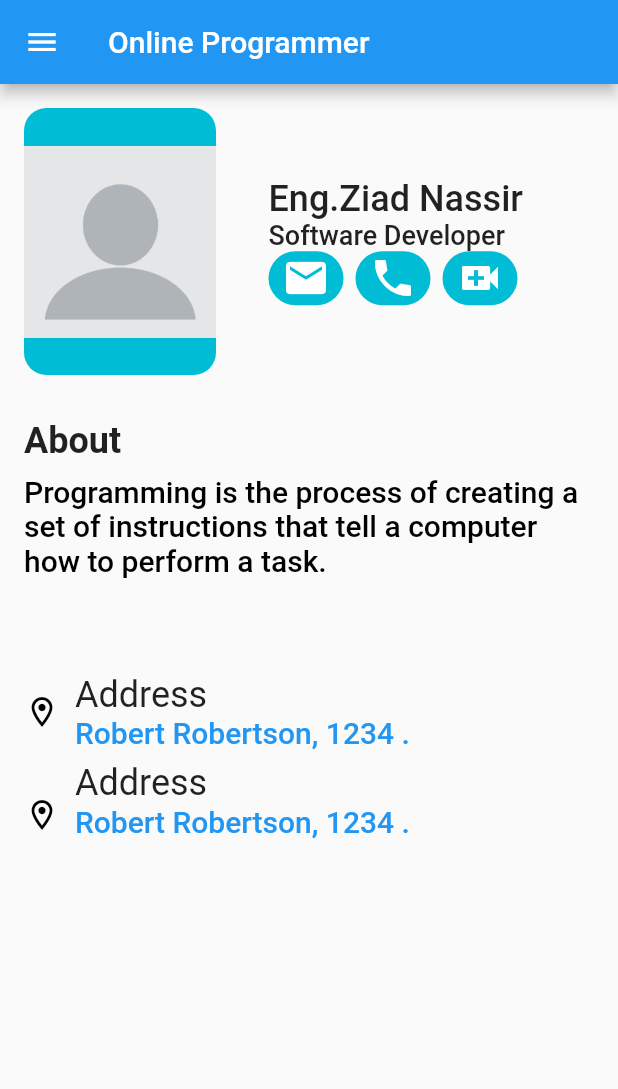
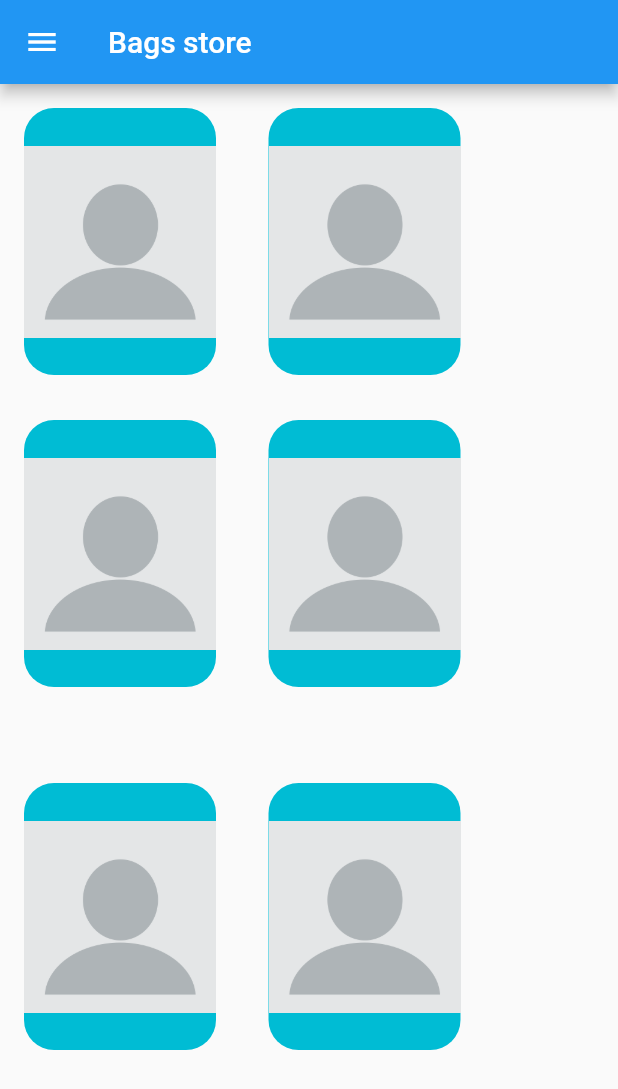
Before and after one commit to Znassir/map1, a Flutter app: the HomeScreen screen opened directly, on a phone screen of 412 x 824 dp. Shown: the top 1089 px of the screen. Run offline on Flutter 3.47's test engine with Material 2 defaults, Android fonts, the phone set to English and light mode, and no system bars.

Commit message:
main front page

```diff
--- a/lib/main.dart
+++ b/lib/main.dart
@@ -39,7 +39,7 @@ class HomeScreen extends StatelessWidget {
   Widget build(BuildContext context) {
     return Scaffold(
       appBar: AppBar(
-        title: const Text('Online Programmer'),
+        title: const Text('Bags store'),
       ),
       drawer: Drawer(
         child: Column(
@@ -102,7 +102,7 @@ class HomeScreen extends StatelessWidget {
                   height: 450,
                 ),
                 ListTile(
-                    title: const Text("log out"),
+                    title: const Text("logout"),
                     leading: const Icon(Icons.logout_rounded),
                     onTap: () {
                       Navigator.push(
@@ -115,6 +115,9 @@ class HomeScreen extends StatelessWidget {
           ],
         ),
       ),
+
+      //Our page
+
       body: SafeArea(
         child: Padding(
           padding: const EdgeInsets.all(16),
@@ -128,7 +131,47 @@ class HomeScreen extends StatelessWidget {
                     width: 128,
                     decoration: BoxDecoration(
                         color: Colors.cyan,
-                        borderRadius: BorderRadius.circular(15)),
+                        borderRadius: BorderRadius.circular(20)),
+                    child: const Image(
+                      image: AssetImage("Asset/img/blank.webp"),
+                      fit: BoxFit.contain,
+                    ),
+                  ),
+
+                  const SizedBox(
+                    width: 35,
+                    height: 35,
+                  ),
+                  Column(
+                    crossAxisAlignment: CrossAxisAlignment.center,
+                    children: [
+                      Container(
+                        height: 178,
+                        width: 128,
+                        decoration: BoxDecoration(
+                            color: Colors.cyan,
+                            borderRadius: BorderRadius.circular(20)),
+                        child: const Image(
+                          image: AssetImage("Asset/img/blank.webp"),
+                          fit: BoxFit.contain,
+                        ),
+                      ),
+                    ],
+                  ),
+
+                ],
+              ),
+              const SizedBox(
+                height: 30,
+              ),
+              Row(
+                children: [
+                  Container(
+                    height: 178,
+                    width: 128,
+                    decoration: BoxDecoration(
+                        color: Colors.cyan,
+                        borderRadius: BorderRadius.circular(20)),
                     child: const Image(
                       image: AssetImage("Asset/img/blank.webp"),
                       fit: BoxFit.contain,
@@ -136,57 +179,26 @@ class HomeScreen extends StatelessWidget {
                   ),
                   const SizedBox(
                     width: 35,
+                    height: 35,
                   ),
                   Column(
-                    crossAxisAlignment: CrossAxisAlignment.start,
+                    crossAxisAlignment: CrossAxisAlignment.center,
                     children: [
-                      const Text(
-                        "Eng.Ziad Nassir",
-                        style: TextStyle(
-                            fontSize: 24, fontWeight: FontWeight.w500),
+                      Container(
+                        height: 178,
+                        width: 128,
+                        decoration: BoxDecoration(
+                            color: Colors.cyan,
+                            borderRadius: BorderRadius.circular(20)),
+                        child: const Image(
+                          image: AssetImage("Asset/img/blank.webp"),
+                          fit: BoxFit.contain,
+                        ),
                       ),
-                      const Text(
-                        "Software Developer",
-                        style: TextStyle(
-                            fontWeight: FontWeight.w500,
-                            fontSize: 18,
-                            color: Colors.black87),
-                      ),
-                      Row(
-                        children: const [
-                          CustomIconStyle(
-                            icon: Icons.mail,
-                          ),
-                          SizedBox(width: 8),
-                          CustomIconStyle(
-                            icon: Icons.phone,
-                          ),
-                          SizedBox(width: 8),
-                          CustomIconStyle(
-                            icon: Icons.video_call,
-                          ),
-                        ],
-                      )
                     ],
                   ),
+
                 ],
-              ),
-              const SizedBox(
-                height: 30,
-              ),
-              const Text(
-                "About",
-                style: TextStyle(fontSize: 24, fontWeight: FontWeight.w600),
-              ),
-              const SizedBox(
-                height: 8,
-              ),
-              const Text(
-                "Programming is the process of creating a set of instructions that tell a computer how to perform a task.",
-                style: TextStyle(
-                    fontSize: 20,
-                    fontWeight: FontWeight.w500,
-                    color: Colors.black),
               ),
               const SizedBox(
                 height: 64,
@@ -197,75 +209,40 @@ class HomeScreen extends StatelessWidget {
                   Column(
                     children: [
                       Row(
-                        mainAxisAlignment: MainAxisAlignment.spaceBetween,
                         children: [
-                          const Icon(
-                            Icons.location_on_outlined,
-                            color: Colors.black,
+                          Container(
+                            height: 178,
+                            width: 128,
+                            decoration: BoxDecoration(
+                                color: Colors.cyan,
+                                borderRadius: BorderRadius.circular(20)),
+                            child: const Image(
+                              image: AssetImage("Asset/img/blank.webp"),
+                              fit: BoxFit.contain,
+                            ),
                           ),
                           const SizedBox(
-                            width: 10,
+                            width: 35,
+                            height: 35,
                           ),
                           Column(
-                            crossAxisAlignment: CrossAxisAlignment.start,
-                            children: const [
-                              Text(
-                                "Address",
-                                style: TextStyle(fontSize: 24),
-                              ),
-                              SizedBox(
-                                width: 200,
-                              ),
-                              Text(
-                                "Robert Robertson, 1234 .",
-                                style: TextStyle(
-                                    fontSize: 20,
-                                    fontWeight: FontWeight.w500,
-                                    color: Colors.blue),
-                              )
-                            ],
-                          )
-                        ],
-                      ),
-                      const SizedBox(height: 8),
-                      Row(
-                        mainAxisAlignment: MainAxisAlignment.start,
-                        children: [
-                          const Icon(
-                            Icons.location_on_outlined,
-                            color: Colors.black,
-                          ),
-                          const SizedBox(
-                            width: 10,
-                          ),
-                          Column(
-                            crossAxisAlignment: CrossAxisAlignment.start,
-                            children: const [
-                              Text(
-                                "Address",
-                                style: TextStyle(fontSize: 24),
-                              ),
-                              SizedBox(
-                                width: 200,
-                              ),
-                              Text(
-                                "Robert Robertson, 1234 .",
-                                style: TextStyle(
-                                    fontSize: 20,
-                                    fontWeight: FontWeight.w500,
-                                    color: Colors.blue),
-                              ),
-                              SizedBox(
-                                width: 34,
-                                height: 20,
+                            crossAxisAlignment: CrossAxisAlignment.center,
+                            children: [
+                              Container(
+                                height: 178,
+                                width: 128,
+                                decoration: BoxDecoration(
+                                    color: Colors.cyan,
+                                    borderRadius: BorderRadius.circular(20)),
+                                child: const Image(
+                                  image: AssetImage("Asset/img/blank.webp"),
+                                  fit: BoxFit.contain,
+                                ),
                               ),
                             ],
-                          )
+                          ),
+
                         ],
-                      ),
-                      Row(
-                        mainAxisAlignment: MainAxisAlignment.start,
-                        children: const [],
                       ),
                     ],
                   ),
@@ -279,6 +256,7 @@ class HomeScreen extends StatelessWidget {
   }
 }
 
+//Icons class
 class CustomIconStyle extends StatelessWidget {
   const CustomIconStyle({
     Key? key,
--- a/pubspec.yaml
+++ b/pubspec.yaml
@@ -31,7 +31,7 @@ environment:
 dependencies:
   flutter:
     sdk: flutter
-
+  camera: ^0.10.0+4
 
   # The following adds the Cupertino Icons font to your application.
   # Use with the CupertinoIcons class for iOS style icons.
```
Also changed, not shown: pubspec.lock.
